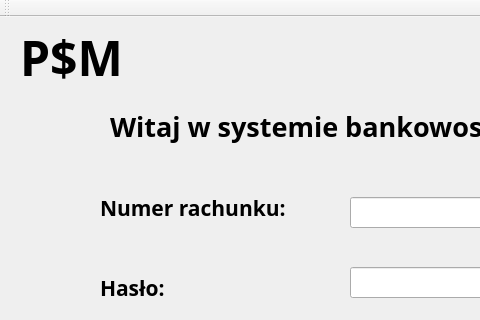
Qt form BankSoftware/BankSoftware/BankSoftware.ui (pSus365/BankSimulator) before a commit; both pictures show x 0 to 480 and y 0 to 320 of the 923 by 562 pixel window.
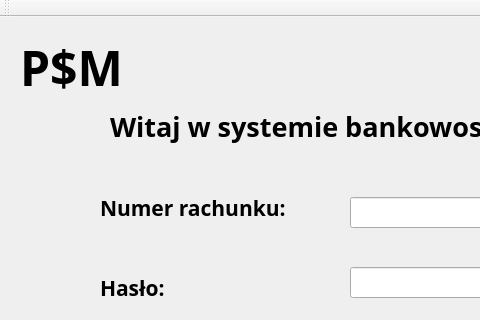
The same form after that commit.

What changed in the file:
```diff
--- a/BankSoftware/BankSoftware/BankSoftware.ui
+++ b/BankSoftware/BankSoftware/BankSoftware.ui
@@ -235,7 +235,7 @@
     <property name="geometry">
      <rect>
       <x>20</x>
-      <y>10</y>
+      <y>20</y>
       <width>131</width>
       <height>61</height>
      </rect>
```
Left out of the diff: 21 changed lines with no effect on the pictures.
